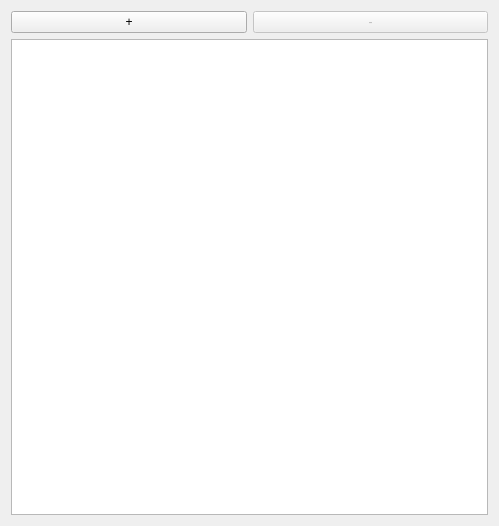
congchenutd/bibfixer, file WidgetAbbreviation.ui: the form before one commit.
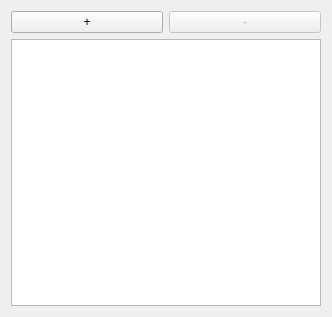
The form after the commit.

```diff
--- a/WidgetAbbreviation.ui
+++ b/WidgetAbbreviation.ui
@@ -6,8 +6,8 @@
    <rect>
     <x>0</x>
     <y>0</y>
-    <width>499</width>
-    <height>526</height>
+    <width>332</width>
+    <height>317</height>
    </rect>
   </property>
   <property name="windowTitle">
```
